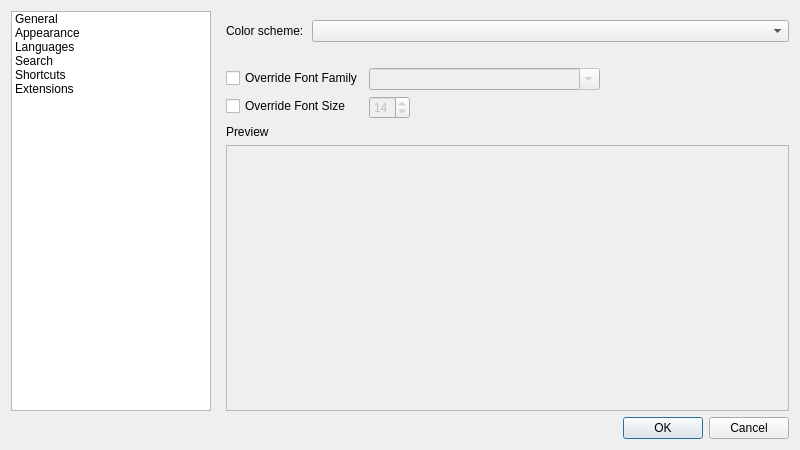
Before: the Qt Designer form src/ui/frmpreferences.ui in notepadqq/notepadqq, drawn with Qt 5.
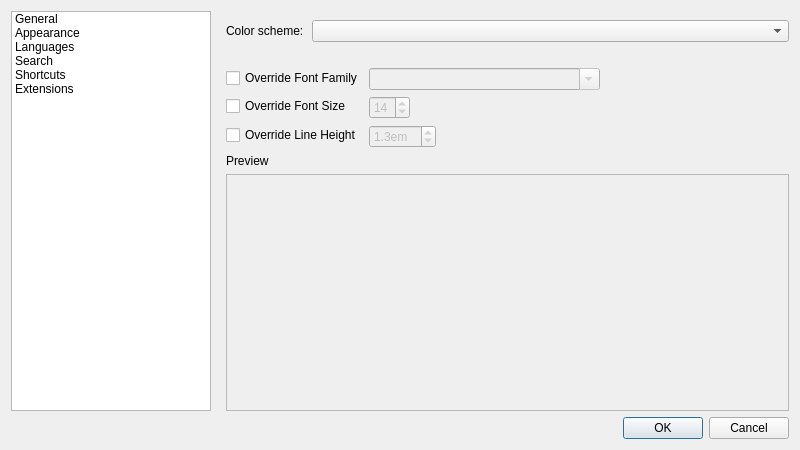
After: the same form once the commit is applied. The open tabs and pages were chosen to show the change. Icons and pictures are not drawn.

Commit message: Added Line Height as a modifiable property. Closes #300.

```diff
--- a/src/ui/frmpreferences.ui
+++ b/src/ui/frmpreferences.ui
@@ -263,6 +263,41 @@
              </property>
             </widget>
            </item>
+           <item row="2" column="0">
+            <widget class="QCheckBox" name="chkOverrideLineHeight">
+             <property name="text">
+              <string>Override Line Height</string>
+             </property>
+            </widget>
+           </item>
+           <item row="2" column="1">
+            <widget class="QDoubleSpinBox" name="spnLineHeight">
+             <property name="enabled">
+              <bool>false</bool>
+             </property>
+             <property name="sizePolicy">
+              <sizepolicy hsizetype="Fixed" vsizetype="Fixed">
+               <horstretch>0</horstretch>
+               <verstretch>0</verstretch>
+              </sizepolicy>
+             </property>
+             <property name="suffix">
+              <string>em</string>
+             </property>
+             <property name="decimals">
+              <number>1</number>
+             </property>
+             <property name="maximum">
+              <double>10.000000000000000</double>
+             </property>
+             <property name="singleStep">
+              <double>0.100000000000000</double>
+             </property>
+             <property name="value">
+              <double>1.300000000000000</double>
+             </property>
+            </widget>
+           </item>
           </layout>
          </item>
          <item>
```
Left out of the diff: 4 changed lines with no effect on the pictures. The commit also changes 7 other files.
